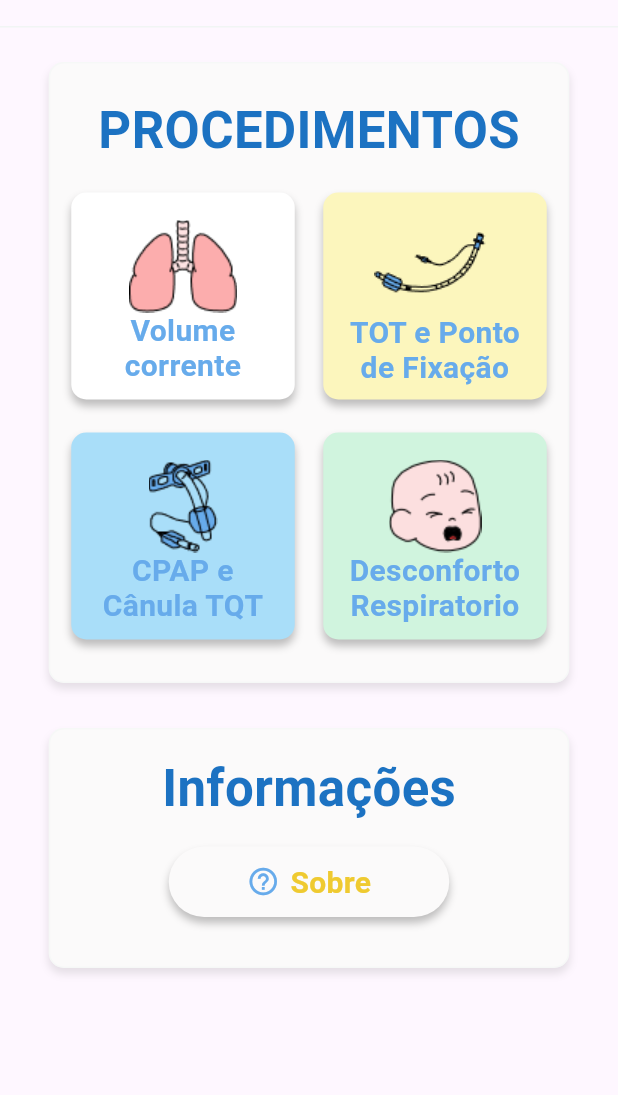
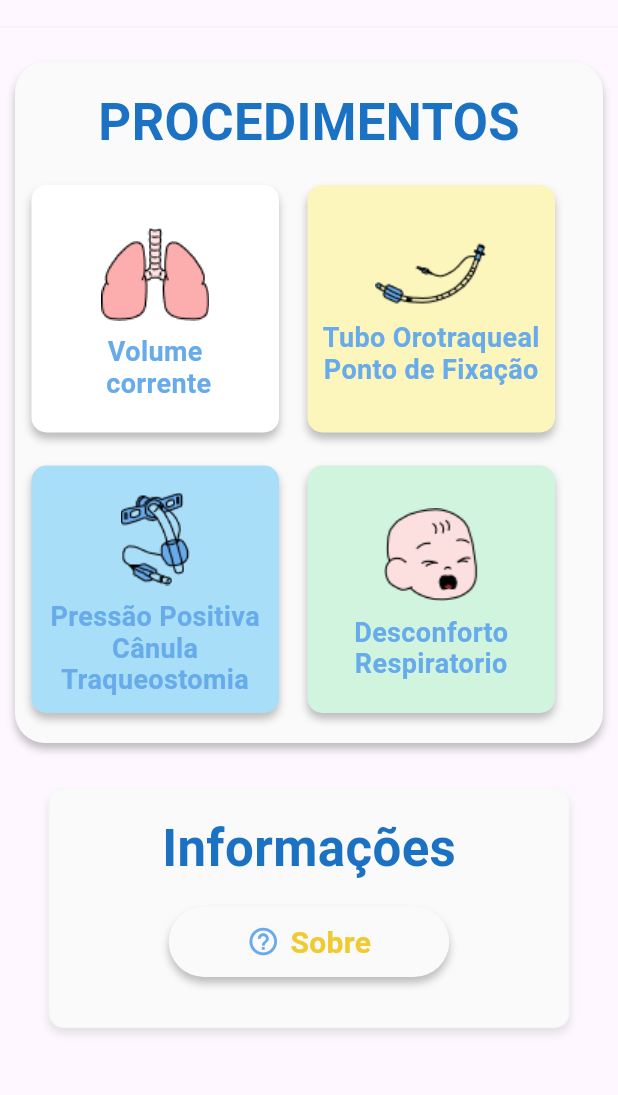
Before and after one commit to lucasvinicius73/airped, a Flutter app: the screen it shows after launch, on a phone screen of 412 x 824 dp, the part 82-1177 px from its top. Run offline on Flutter 3.47's test engine with Material 3 defaults, Android fonts, the phone set to English and light mode, and no system bars; our stand-ins replace fluttertoast, get_it, google_fonts.

Commit message:
Alterando os nomes

```diff
--- a/lib/Widgets/custom_decoration.dart
+++ b/lib/Widgets/custom_decoration.dart
@@ -1,6 +1,9 @@
 import 'package:flutter/material.dart';
 
 class CustomDecoration {
+  final Color? color;
+  CustomDecoration({this.color});
+
   static final ShapeDecoration shapeDecoration = ShapeDecoration(
     color: const Color(0xFFFBFAFA),
     shape: RoundedRectangleBorder(
--- a/lib/app_widget.dart
+++ b/lib/app_widget.dart
@@ -4,7 +4,7 @@ import 'package:airped/desconforto_resp/desconforto_resp.dart';
 import 'package:airped/desconforto_resp/desconforto_result_page.dart';
 import 'package:airped/home/home_page.dart';
 import 'package:airped/splash_screen.dart';
-import 'package:airped/tot_pf/tot_pf.dart';
+import 'package:airped/tubo_orotraqueal_ponto_de_fixacao/tot_pf.dart';
 import 'package:airped/volume/volume_corrente.dart';
 import 'package:flutter/material.dart';
 import 'package:airped/theme.dart';
--- a/lib/calculadora/calculadora.dart
+++ b/lib/calculadora/calculadora.dart
@@ -71,6 +71,7 @@ class _CalculadoraState extends State<Calculadora> {
                           ? Icons.calendar_month
                           : Icons.calendar_view_day,
                       onPressed: () {
+                        widget.onChanged!("");
                         controller.changeAge();
                         _showToast();
                       }),
@@ -186,21 +187,7 @@ class _CalculadoraState extends State<Calculadora> {
       height: 60,
       width: 300,
       //padding: const EdgeInsets.symmetric(horizontal: 24.0, vertical: 12.0),
-      decoration: ShapeDecoration(
-        color: const Color(0xFFFBFAFA),
-        shape: RoundedRectangleBorder(
-          side: const BorderSide(color: Colors.grey, width: 0.5),
-          borderRadius: BorderRadius.circular(10),
-        ),
-        shadows: const [
-          BoxShadow(
-            color: Color(0x3F000000),
-            blurRadius: 4,
-            offset: Offset(0, 4),
-            spreadRadius: 0,
-          )
-        ],
-      ),
+      decoration: CustomDecoration.shapeDecoration,
       child: Center(
         child: Row(
           mainAxisSize: MainAxisSize.min,
@@ -223,7 +210,7 @@ class _CalculadoraState extends State<Calculadora> {
     fToast.showToast(
       child: toast,
       gravity: ToastGravity.BOTTOM,
-      toastDuration: const Duration(seconds: 2),
+      toastDuration: const Duration(seconds: 1),
     );
   }
 }
--- a/lib/home/Widgets/menu_button.dart
+++ b/lib/home/Widgets/menu_button.dart
@@ -15,9 +15,10 @@ class MenuButton extends StatelessWidget {
   @override
   Widget build(BuildContext context) {
     return InkWell(
+      child: Ink(
         child: Container(
-        width: 149,
-        height: 138,
+          width: 165,
+          height: 165,
           padding:
               const EdgeInsets.only(top: 16, left: 10, right: 10, bottom: 10),
           decoration: ShapeDecoration(
@@ -40,16 +41,18 @@ class MenuButton extends StatelessWidget {
             mainAxisAlignment: MainAxisAlignment.center,
             children: [
               Image.asset(icon),
-            //const Spacer(),
+              const SizedBox(
+                height: 10,
+              ),
               SizedBox(
-              width: 136,
+                //width: 140,
                 child: Text(
                   title,
-                maxLines: 2,
+                  maxLines: 3,
                   textAlign: TextAlign.center,
                   style: const TextStyle(
                     color: Color(0xFF67ABEB),
-                  fontSize: 20,
+                    fontSize: 18,
                     fontFamily: 'Roboto',
                     fontWeight: FontWeight.w600,
                     height: 0,
@@ -59,6 +62,7 @@ class MenuButton extends StatelessWidget {
             ],
           ),
         ),
+      ),
       onTap: () => Navigator.of(context).pushNamed(route),
     );
   }
--- a/lib/home/home_page.dart
+++ b/lib/home/home_page.dart
@@ -1,3 +1,4 @@
+import 'package:airped/Widgets/custom_decoration.dart';
 import 'package:airped/home/Widgets/menu_button.dart';
 import 'package:flutter/material.dart';
 
@@ -49,31 +50,15 @@ class HomePage extends StatelessWidget {
       ),
       body: SingleChildScrollView(
         child: Container(
-          padding: const EdgeInsets.symmetric(horizontal: 20, vertical: 23),
+          padding: const EdgeInsets.symmetric(horizontal: 10, vertical: 23),
           child: Center(
             child: Column(
               children: [
                 Container(
-                  height: 414,
-                  width: 347,
-                  padding: const EdgeInsets.only(
-                      top: 24, left: 14, right: 14, bottom: 23),
-                  decoration: ShapeDecoration(
-                    color: const Color(0xFFFBFAFA),
-                    shape: RoundedRectangleBorder(
-                      side:
-                          const BorderSide(width: 1, color: Color(0x7FF1F5F4)),
-                      borderRadius: BorderRadius.circular(10),
-                    ),
-                    shadows: const [
-                      BoxShadow(
-                        color: Color(0x19000000),
-                        blurRadius: 4,
-                        offset: Offset(0, 4),
-                        spreadRadius: 0,
-                      )
-                    ],
-                  ),
+                  constraints: const BoxConstraints(maxWidth: 400),
+                  padding:
+                      const EdgeInsets.symmetric(horizontal: 11, vertical: 20),
+                  decoration: CustomDecoration.shapeDecoration,
                   child: const Column(
                     children: [
                       Text(
@@ -92,7 +77,7 @@ class HomePage extends StatelessWidget {
                       Row(
                         children: [
                           MenuButton(
-                            title: "Volume corrente",
+                            title: "Volume\n corrente",
                             route: "/volume_corrente_page",
                             icon: 'assets/home/pulmao.png',
                             color: Colors.white,
@@ -101,7 +86,7 @@ class HomePage extends StatelessWidget {
                             width: 19,
                           ),
                           MenuButton(
-                            title: "TOT e Ponto de Fixação",
+                            title: "Tubo Orotraqueal Ponto de Fixação",
                             route: "/tot_pf_page",
                             icon: 'assets/home/tot.png',
                             color: Color(0xFFFCF6BD),
@@ -114,7 +99,7 @@ class HomePage extends StatelessWidget {
                       Row(
                         children: [
                           MenuButton(
-                            title: "CPAP e Cânula TQT",
+                            title: "Pressão Positiva Cânula Traqueostomia",
                             route: "/cpap_tqt_page",
                             icon: 'assets/home/tqt.png',
                             color: Color(0xFFA9DEF9),
--- a/lib/main.dart
+++ b/lib/main.dart
@@ -3,7 +3,7 @@ import 'package:airped/app_widget.dart';
 import 'package:airped/cpap_tqt/cpap_tqt_controller.dart';
 import 'package:airped/desconforto_resp/desconforto_controller.dart';
 import 'package:airped/providers.dart';
-import 'package:airped/tot_pf/tot_controller.dart';
+import 'package:airped/tubo_orotraqueal_ponto_de_fixacao/tot_controller.dart';
 import 'package:airped/volume/volume_corrent_controller.dart';
 import 'package:flutter/material.dart';
 import 'package:provider/provider.dart';
--- a/lib/providers.dart
+++ b/lib/providers.dart
@@ -2,7 +2,7 @@ import 'package:airped/Widgets/Drawer/drawer_controller.dart';
 import 'package:airped/calculadora/calculadora_controller.dart';
 import 'package:airped/cpap_tqt/cpap_tqt_controller.dart';
 import 'package:airped/desconforto_resp/desconforto_controller.dart';
-import 'package:airped/tot_pf/tot_controller.dart';
+import 'package:airped/tubo_orotraqueal_ponto_de_fixacao/tot_controller.dart';
 import 'package:airped/volume/volume_corrent_controller.dart';
 
 import 'package:get_it/get_it.dart';
--- a/lib/tot_pf/tot_pf.dart
+++ b/lib/tubo_orotraqueal_ponto_de_fixacao/tot_pf.dart
@@ -4,8 +4,8 @@ import 'package:airped/calculadora/calculadora_controller.dart';
 import 'package:airped/Widgets/custom_app_bar.dart';
 import 'package:airped/Widgets/Drawer/custom_drawer.dart';
 import 'package:airped/providers.dart';
-import 'package:airped/tot_pf/Widgets/tot_result.dart';
-import 'package:airped/tot_pf/tot_controller.dart';
+import 'package:airped/tubo_orotraqueal_ponto_de_fixacao/Widgets/tot_result.dart';
+import 'package:airped/tubo_orotraqueal_ponto_de_fixacao/tot_controller.dart';
 import 'package:airped/widget_keys.dart';
 import 'package:flutter/material.dart';
 import 'package:provider/provider.dart';
@@ -48,6 +48,7 @@ class TotPFPage extends StatelessWidget {
                     calculadoraController.reset();
                     controller.reset();
                   }, onChanged: (p0) {
+                    print("Onchanged na Tubo Orotraqueal");
                     if (calculadoraController.isNotEmpty()) {
                       String idade = calculadoraController.idade.text;
                       if (calculadoraController.isYear == false) {
@@ -64,6 +65,8 @@ class TotPFPage extends StatelessWidget {
                           calculadoraController.altura.text);
                     }
                   }, onPressed: () {
+                    print("OnPressed na Tubo Orotraqueal");
+
                     if (calculadoraController.isNotEmpty()) {
                       String idade = calculadoraController.idade.text;
                       if (calculadoraController.isYear == false) {
```
Also changed, not shown: assets/home/baby.png, assets/home/tot.png, assets/home/tot3.png (added), lib/home/new_home_page.dart (added), lib/tubo_orotraqueal_ponto_de_fixacao/Widgets/tot_result.dart (renamed from lib/tot_pf/Widgets/tot_result.dart), lib/tubo_orotraqueal_ponto_de_fixacao/tot_controller.dart (renamed from lib/tot_pf/tot_controller.dart). Lines whose indentation alone changed are shown as unchanged.
